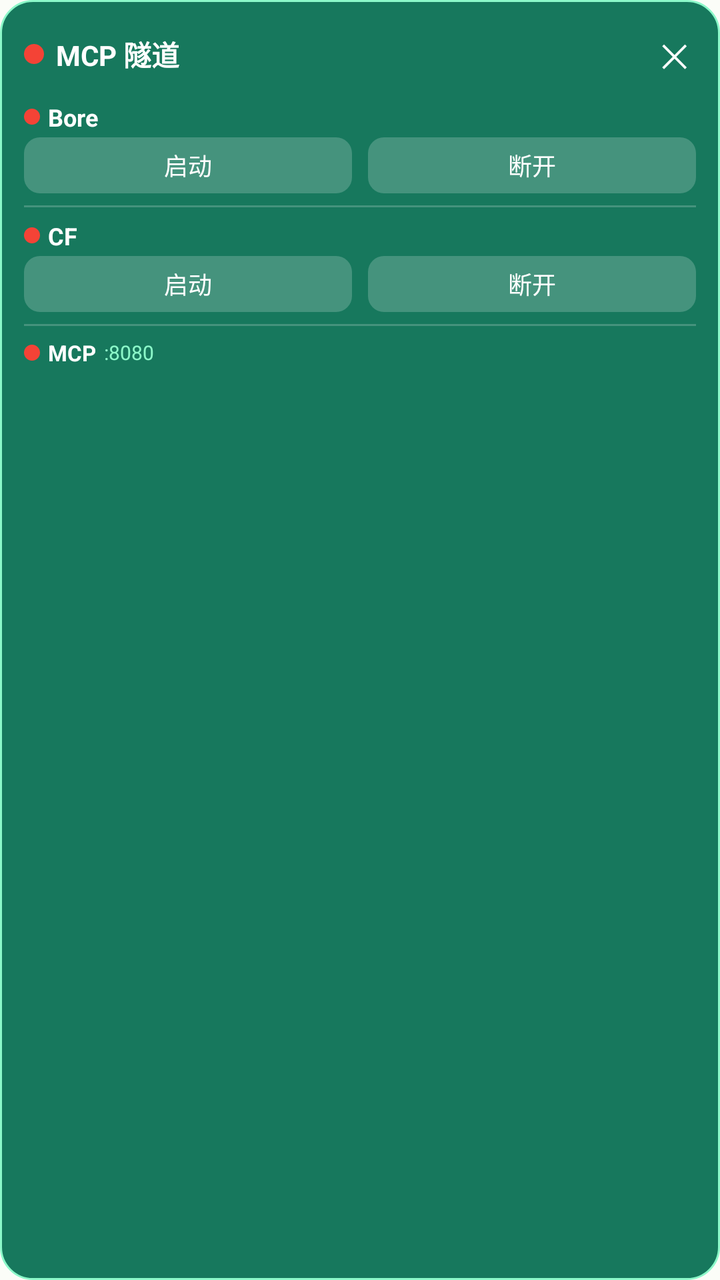
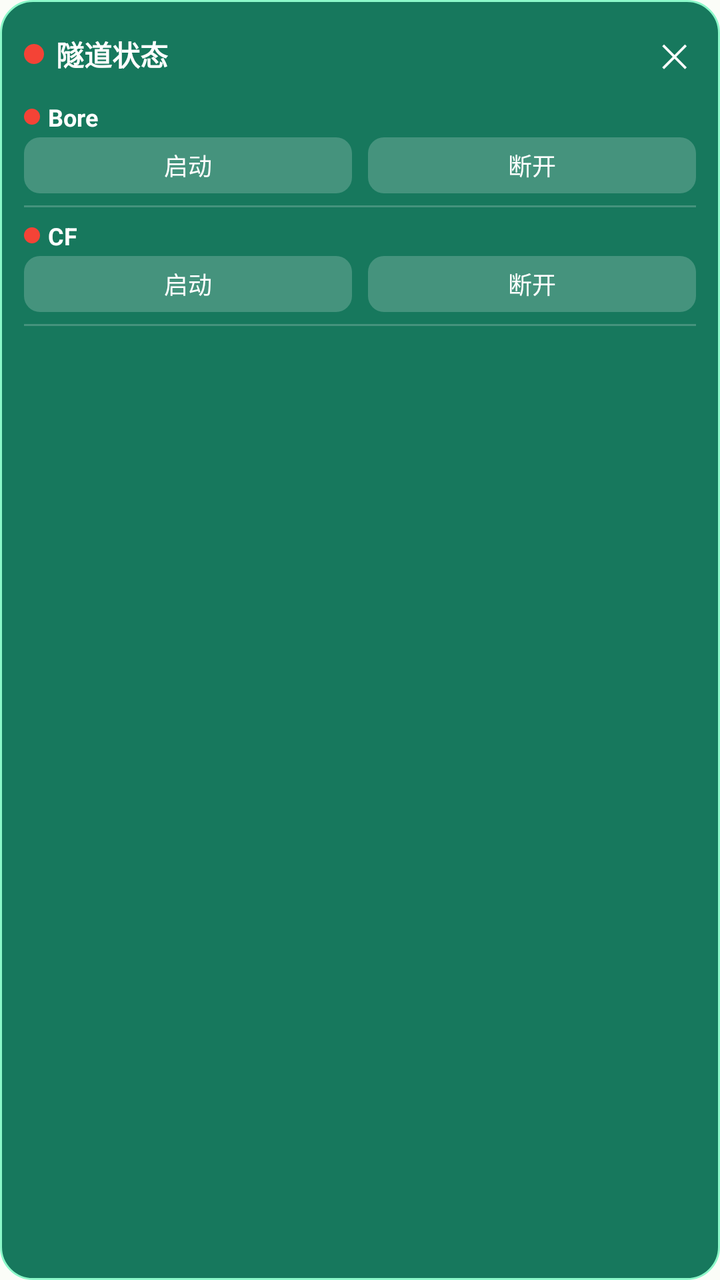

Compare the two renders of this Android layout. The source of the first and the diff that turns it into the second are given below.
<!-- AndroidManifest.xml: application theme Theme.MCPBridgeEnhanced -->
<!-- res/layout/float_window_expanded.xml -->
<?xml version="1.0" encoding="utf-8"?>
<FrameLayout xmlns:android="http://schemas.android.com/apk/res/android"
    android:layout_width="wrap_content"
    android:layout_height="wrap_content"
    android:background="@drawable/bg_float_panel"
    android:padding="12dp">

    <LinearLayout
        android:id="@+id/llFloatPanel"
        android:layout_width="wrap_content"
        android:layout_height="wrap_content"
        android:orientation="vertical"
        android:gravity="center_horizontal"
        android:minWidth="220dp">

        
        <LinearLayout
            android:layout_width="match_parent"
            android:layout_height="wrap_content"
            android:orientation="horizontal"
            android:gravity="center_vertical"
            android:layout_marginBottom="8dp">

            <TextView
                android:id="@+id/tvPanelStatus"
                android:layout_width="10dp"
                android:layout_height="10dp"
                android:background="@drawable/circle_indicator"
                android:layout_marginEnd="6dp" />

            <TextView
                android:id="@+id/tvPanelTitle"
                android:layout_width="0dp"
                android:layout_height="wrap_content"
                android:layout_weight="1"
                android:text="MCP 隧道"
                android:textColor="@color/float_window_text"
                android:textSize="14sp"
                android:textStyle="bold" />

            <TextView
                android:id="@+id/tvPanelClose"
                android:layout_width="wrap_content"
                android:layout_height="wrap_content"
                android:text="✕"
                android:textColor="@color/float_window_text"
                android:textSize="16sp"
                android:padding="4dp"
                android:clickable="true"
                android:focusable="true" />
        </LinearLayout>

        
        <LinearLayout
            android:id="@+id/llBoreSection"
            android:layout_width="match_parent"
            android:layout_height="wrap_content"
            android:orientation="vertical"
            android:layout_marginBottom="6dp">

            <LinearLayout
                android:layout_width="match_parent"
                android:layout_height="wrap_content"
                android:orientation="horizontal"
                android:gravity="center_vertical">

                <TextView
                    android:id="@+id/tvBoreStatus"
                    android:layout_width="8dp"
                    android:layout_height="8dp"
                    android:background="@drawable/circle_indicator"
                    android:layout_marginEnd="4dp" />

                <TextView
                    android:layout_width="wrap_content"
                    android:layout_height="wrap_content"
                    android:text="Bore"
                    android:textColor="@color/float_window_text"
                    android:textSize="12sp"
                    android:textStyle="bold"
                    android:layout_marginEnd="4dp" />

                <TextView
                    android:id="@+id/tvBoreUrl"
                    android:layout_width="0dp"
                    android:layout_height="wrap_content"
                    android:layout_weight="1"
                    android:text=""
                    android:textColor="@color/float_window_accent"
                    android:textSize="10sp"
                    android:ellipsize="end"
                    android:maxLines="1"
                    android:visibility="gone" />

                <TextView
                    android:id="@+id/tvBoreCopy"
                    android:layout_width="wrap_content"
                    android:layout_height="wrap_content"
                    android:text="复制"
                    android:textColor="@color/float_window_accent"
                    android:textSize="10sp"
                    android:paddingLeft="4dp"
                    android:paddingTop="2dp"
                    android:paddingRight="4dp"
                    android:paddingBottom="2dp"
                    android:clickable="true"
                    android:focusable="true"
                    android:visibility="gone" />
            </LinearLayout>

            <LinearLayout
                android:layout_width="match_parent"
                android:layout_height="wrap_content"
                android:orientation="horizontal"
                android:gravity="center"
                android:layout_marginTop="2dp">

                <TextView
                    android:id="@+id/tvBoreToggle"
                    android:layout_width="0dp"
                    android:layout_height="28dp"
                    android:layout_weight="1"
                    android:gravity="center"
                    android:text="启动"
                    android:textColor="@color/float_window_text"
                    android:textSize="12sp"
                    android:background="@drawable/bg_float_btn"
                    android:layout_marginEnd="4dp"
                    android:clickable="true"
                    android:focusable="true" />

                <TextView
                    android:id="@+id/tvBoreDisconnect"
                    android:layout_width="0dp"
                    android:layout_height="28dp"
                    android:layout_weight="1"
                    android:gravity="center"
                    android:text="断开"
                    android:textColor="@color/float_window_text"
                    android:textSize="12sp"
                    android:background="@drawable/bg_float_btn"
                    android:layout_marginStart="4dp"
                    android:clickable="true"
                    android:focusable="true" />
            </LinearLayout>
        </LinearLayout>

        
        <View
            android:layout_width="match_parent"
            android:layout_height="1dp"
            android:background="@color/float_window_divider"
            android:layout_marginBottom="6dp" />

        
        <LinearLayout
            android:id="@+id/llCfSection"
            android:layout_width="match_parent"
            android:layout_height="wrap_content"
            android:orientation="vertical"
            android:layout_marginBottom="6dp">

            <LinearLayout
                android:layout_width="match_parent"
                android:layout_height="wrap_content"
                android:orientation="horizontal"
                android:gravity="center_vertical">

                <TextView
                    android:id="@+id/tvCfStatus"
                    android:layout_width="8dp"
                    android:layout_height="8dp"
                    android:background="@drawable/circle_indicator"
                    android:layout_marginEnd="4dp" />

                <TextView
                    android:layout_width="wrap_content"
                    android:layout_height="wrap_content"
                    android:text="CF"
                    android:textColor="@color/float_window_text"
                    android:textSize="12sp"
                    android:textStyle="bold"
                    android:layout_marginEnd="4dp" />

                <TextView
                    android:id="@+id/tvCfUrl"
                    android:layout_width="0dp"
                    android:layout_height="wrap_content"
                    android:layout_weight="1"
                    android:text=""
                    android:textColor="@color/float_window_accent"
                    android:textSize="10sp"
                    android:ellipsize="end"
                    android:maxLines="1"
                    android:visibility="gone" />

                <TextView
                    android:id="@+id/tvCfCopy"
                    android:layout_width="wrap_content"
                    android:layout_height="wrap_content"
                    android:text="复制"
                    android:textColor="@color/float_window_accent"
                    android:textSize="10sp"
                    android:paddingLeft="4dp"
                    android:paddingTop="2dp"
                    android:paddingRight="4dp"
                    android:paddingBottom="2dp"
                    android:clickable="true"
                    android:focusable="true"
                    android:visibility="gone" />
            </LinearLayout>

            <LinearLayout
                android:layout_width="match_parent"
                android:layout_height="wrap_content"
                android:orientation="horizontal"
                android:gravity="center"
                android:layout_marginTop="2dp">

                <TextView
                    android:id="@+id/tvCfToggle"
                    android:layout_width="0dp"
                    android:layout_height="28dp"
                    android:layout_weight="1"
                    android:gravity="center"
                    android:text="启动"
                    android:textColor="@color/float_window_text"
                    android:textSize="12sp"
                    android:background="@drawable/bg_float_btn"
                    android:layout_marginEnd="4dp"
                    android:clickable="true"
                    android:focusable="true" />

                <TextView
                    android:id="@+id/tvCfDisconnect"
                    android:layout_width="0dp"
                    android:layout_height="28dp"
                    android:layout_weight="1"
                    android:gravity="center"
                    android:text="断开"
                    android:textColor="@color/float_window_text"
                    android:textSize="12sp"
                    android:background="@drawable/bg_float_btn"
                    android:layout_marginStart="4dp"
                    android:clickable="true"
                    android:focusable="true" />
            </LinearLayout>
        </LinearLayout>

        
        <View
            android:layout_width="match_parent"
            android:layout_height="1dp"
            android:background="@color/float_window_divider"
            android:layout_marginBottom="6dp" />

        
        <LinearLayout
            android:layout_width="match_parent"
            android:layout_height="wrap_content"
            android:orientation="horizontal"
            android:gravity="center_vertical">

            <TextView
                android:id="@+id/tvMcpStatus"
                android:layout_width="8dp"
                android:layout_height="8dp"
                android:background="@drawable/circle_indicator"
                android:layout_marginEnd="4dp" />

            <TextView
                android:layout_width="wrap_content"
                android:layout_height="wrap_content"
                android:text="MCP"
                android:textColor="@color/float_window_text"
                android:textSize="11sp"
                android:textStyle="bold"
                android:layout_marginEnd="4dp" />

            <TextView
                android:id="@+id/tvMcpInfo"
                android:layout_width="0dp"
                android:layout_height="wrap_content"
                android:layout_weight="1"
                android:text=":8080"
                android:textColor="@color/float_window_accent"
                android:textSize="10sp" />
        </LinearLayout>

    </LinearLayout>

</FrameLayout>
<!-- resources referenced by this layout -->
<resources>
  <color name="float_window_accent">#8CF8C9</color>
  <color name="float_window_divider">#33FFFFFF</color>
  <color name="float_window_text">#FFFFFF</color>
  <!-- drawable bg_float_btn (drawable) -->
  <?xml version="1.0" encoding="utf-8"?>
  <shape xmlns:android="http://schemas.android.com/apk/res/android"
      android:shape="rectangle">
      <corners android:radius="8dp" />
      <solid android:color="#33FFFFFF" />
  </shape>
  <!-- drawable bg_float_panel (drawable) -->
  <?xml version="1.0" encoding="utf-8"?>
  <shape xmlns:android="http://schemas.android.com/apk/res/android"
      android:shape="rectangle">
      <corners android:radius="16dp" />
      <solid android:color="@color/float_window_bg" />
      <stroke
          android:width="1dp"
          android:color="@color/float_window_accent" />
  </shape>
  <!-- drawable circle_indicator (drawable) -->
  <?xml version="1.0" encoding="utf-8"?>
  <shape xmlns:android="http://schemas.android.com/apk/res/android"
      android:shape="oval">
      <solid android:color="@color/status_disconnected" />
      <size android:width="12dp" android:height="12dp" />
  </shape>
  <style name="Theme.MCPBridgeEnhanced" parent="Theme.Material3.DayNight.NoActionBar">
          <item name="colorPrimary">@color/primary</item>
          <item name="colorOnPrimary">@color/on_primary</item>
          <item name="colorPrimaryContainer">@color/primary_container</item>
          <item name="colorOnPrimaryContainer">@color/on_primary_container</item>
          <item name="colorSecondary">@color/secondary</item>
          <item name="colorOnSecondary">@color/on_secondary</item>
          <item name="colorSecondaryContainer">@color/secondary_container</item>
          <item name="colorOnSecondaryContainer">@color/on_secondary_container</item>
          <item name="colorTertiary">@color/tertiary</item>
          <item name="colorOnTertiary">@color/on_tertiary</item>
          <item name="colorTertiaryContainer">@color/tertiary_container</item>
          <item name="colorOnTertiaryContainer">@color/on_tertiary_container</item>
          <item name="android:colorBackground">@color/background</item>
          <item name="colorOnBackground">@color/on_background</item>
          <item name="colorSurface">@color/surface</item>
          <item name="colorOnSurface">@color/on_surface</item>
          <item name="colorSurfaceVariant">@color/surface_variant</item>
          <item name="colorOnSurfaceVariant">@color/on_surface_variant</item>
          <item name="colorError">@color/error</item>
          <item name="colorOnError">@color/on_error</item>
          <item name="colorErrorContainer">@color/error_container</item>
      </style>
  <color name="float_window_bg">#E8006B4F</color>
  <color name="status_disconnected">#F44336</color>
  <color name="primary">#006B4F</color>
  <color name="on_primary">#FFFFFF</color>
  <color name="primary_container">#8CF8C9</color>
  <color name="on_primary_container">#002115</color>
  <color name="secondary">#4C6357</color>
  <color name="on_secondary">#FFFFFF</color>
  <color name="secondary_container">#CFE9D9</color>
  <color name="on_secondary_container">#092015</color>
  <color name="tertiary">#3D6473</color>
  <color name="on_tertiary">#FFFFFF</color>
  <color name="tertiary_container">#C0E8FB</color>
  <color name="on_tertiary_container">#001F29</color>
  <color name="background">#FBFDF8</color>
  <color name="on_background">#191C1A</color>
  <color name="surface">#FBFDF8</color>
  <color name="on_surface">#191C1A</color>
  <color name="surface_variant">#DBE5DD</color>
  <color name="on_surface_variant">#404942</color>
  <color name="error">#BA1A1A</color>
  <color name="on_error">#FFFFFF</color>
  <color name="error_container">#FFDAD6</color>
</resources>

<!-- the commit's change to res/layout/float_window_expanded.xml (unified diff, before → after) -->
@@ -33,7 +33,7 @@
                 android:layout_width="0dp"
                 android:layout_height="wrap_content"
                 android:layout_weight="1"
-                android:text="MCP 隧道"
+                android:text="隧道状态"
                 android:textColor="@color/float_window_text"
                 android:textSize="14sp"
                 android:textStyle="bold" />
@@ -254,39 +254,6 @@
             android:background="@color/float_window_divider"
             android:layout_marginBottom="6dp" />
 
-        
-        <LinearLayout
-            android:layout_width="match_parent"
-            android:layout_height="wrap_content"
-            android:orientation="horizontal"
-            android:gravity="center_vertical">
-
-            <TextView
-                android:id="@+id/tvMcpStatus"
-                android:layout_width="8dp"
-                android:layout_height="8dp"
-                android:background="@drawable/circle_indicator"
-                android:layout_marginEnd="4dp" />
-
-            <TextView
-                android:layout_width="wrap_content"
-                android:layout_height="wrap_content"
-                android:text="MCP"
-                android:textColor="@color/float_window_text"
-                android:textSize="11sp"
-                android:textStyle="bold"
-                android:layout_marginEnd="4dp" />
-
-            <TextView
-                android:id="@+id/tvMcpInfo"
-                android:layout_width="0dp"
-                android:layout_height="wrap_content"
-                android:layout_weight="1"
-                android:text=":8080"
-                android:textColor="@color/float_window_accent"
-                android:textSize="10sp" />
-        </LinearLayout>
-
-    </LinearLayout>
+        </LinearLayout>
 
 </FrameLayout>
